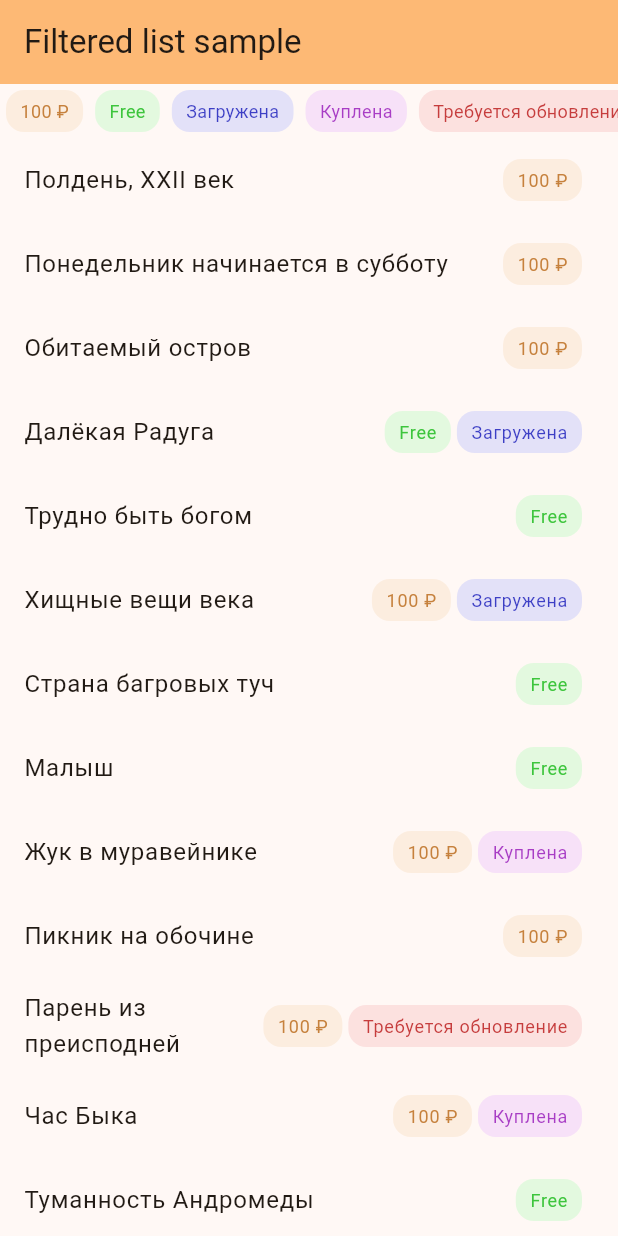
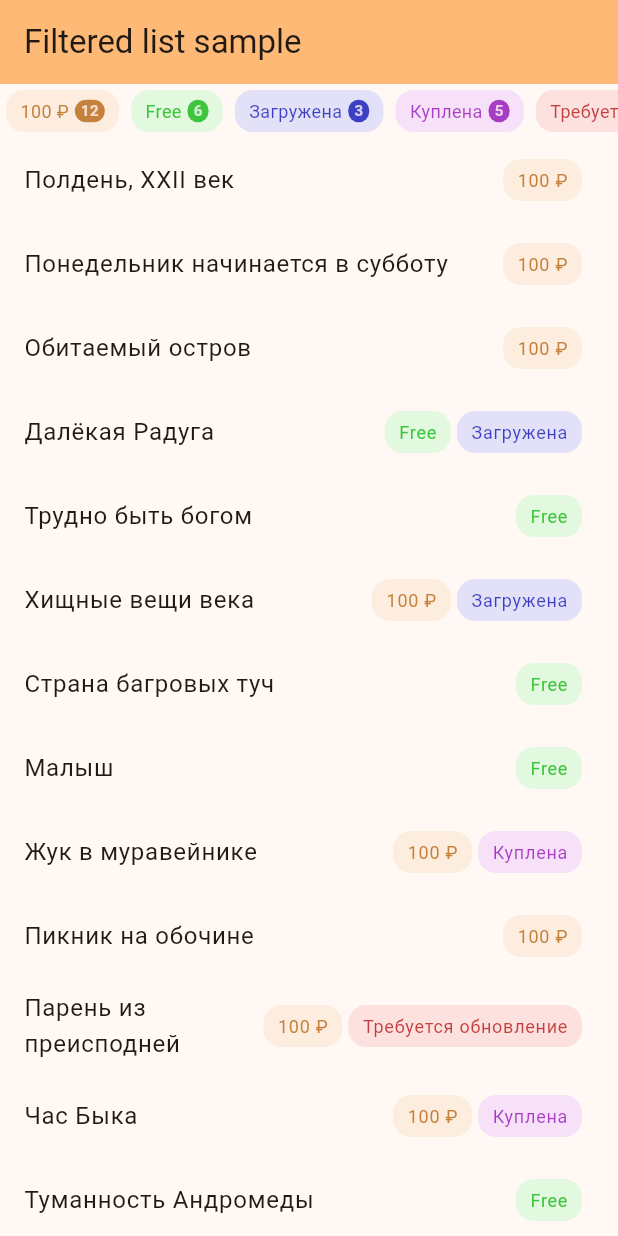
Before and after one commit to epsimatic/flutter-list-demo, a Flutter app: the screen it shows after launch, on a phone screen of 412 x 824 dp. Run offline on Flutter 3.47's test engine with Material 3 defaults, Android fonts, the phone set to English and light mode, and no system bars.

Commit message:
add label count to label pills

```diff
--- a/lib/widget_label_pill.dart
+++ b/lib/widget_label_pill.dart
@@ -4,6 +4,7 @@ import 'label_utils.dart';
 
 class LabelPill extends StatelessWidget {
   final String label;
+  final int? count;
   final bool isSelected;
   final VoidCallback? onTap;
 
@@ -11,6 +12,7 @@ class LabelPill extends StatelessWidget {
     super.key,
     required this.label,
     this.isSelected = false,
+    this.count,
     this.onTap,
   });
 
@@ -32,7 +34,10 @@ class LabelPill extends StatelessWidget {
               width: 1.5,
             ),
           ),
-          child: Text(
+          child: Row(
+            mainAxisSize: MainAxisSize.min,
+            children: [
+              Text(
                 Label.displayTitle(label),
                 style: TextStyle(
                   color: Label.textColor(label),
@@ -40,8 +45,45 @@ class LabelPill extends StatelessWidget {
                   fontWeight: isSelected ? FontWeight.bold : FontWeight.normal,
                 ),
               ),
+              if (count != null)
+                FilterCount(count: count!, color: Label.textColor(label)),
+            ],
+          ),
         ),
       ),
     );
   }
 }
+
+class FilterCount extends StatelessWidget {
+  final int count;
+  final Color color;
+  const FilterCount({
+    super.key,
+    required this.count,
+    required this.color,
+  });
+
+  @override
+  Widget build(BuildContext context) {
+    return Padding(
+      padding: const EdgeInsets.only(left: 4),
+      child: Container(
+        padding:
+            const EdgeInsets.fromLTRB(4, 0, 4, 1),
+        decoration: BoxDecoration(
+          color: color,
+          borderRadius: BorderRadius.circular(8),
+        ),
+        child: Text(
+          count.toString(),
+          style: TextStyle(
+            color: Theme.of(context).canvasColor.withAlpha(200),
+            fontSize: 10,
+            fontWeight: FontWeight.bold,
+          ),
+        ),
+      ),
+    );
+  }
+}
```
Lines whose indentation alone changed are shown as unchanged.
